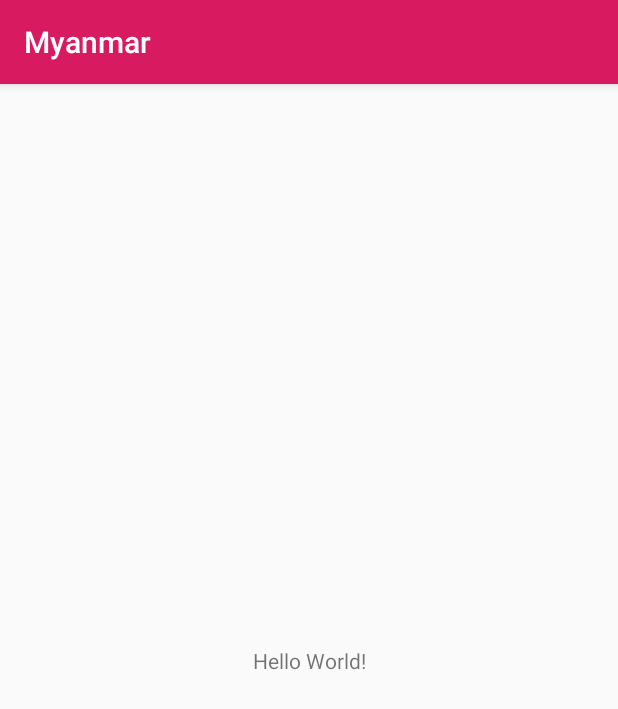
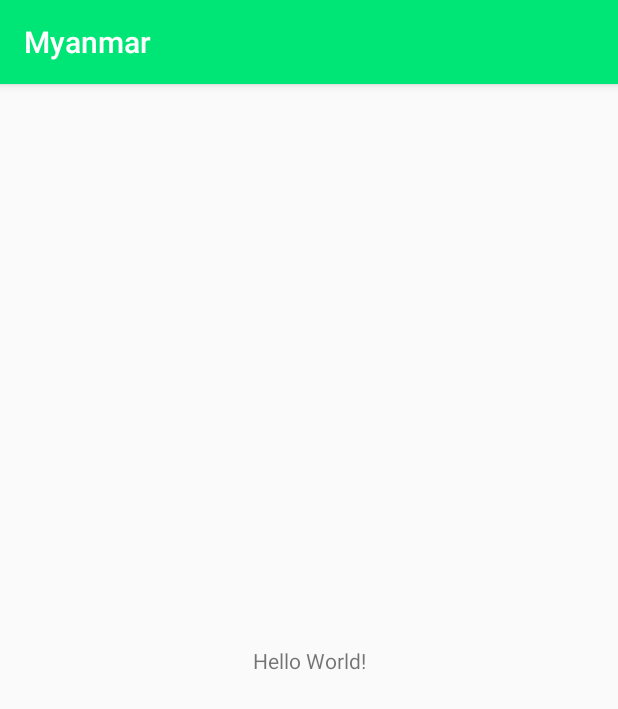
Before and after one commit to pong12345/Myanmar, an Android app: the screen it shows after launch (MainActivity), on a phone screen of 412 x 824 dp. Shown: the top 709 px of the screen. Run offline under Robolectric (Android 15) with nearby library versions, the phone set to English and light mode, and no system bars.

Commit message:
setup color ok

```diff
--- a/app/src/main/res/values/colors.xml
+++ b/app/src/main/res/values/colors.xml
@@ -1,7 +1,7 @@
 <?xml version="1.0" encoding="utf-8"?>
 <resources>
-    <color name="colorPrimary">#d81b60</color>
-    <color name="colorPrimaryDark">#a00037</color>
+    <color name="colorPrimary">#00e676</color>
+    <color name="colorPrimaryDark">#00b248</color>
     <color name="white">#ffffff</color>
     <color name="colorAccent">#FF4081</color>
 </resources>
```
